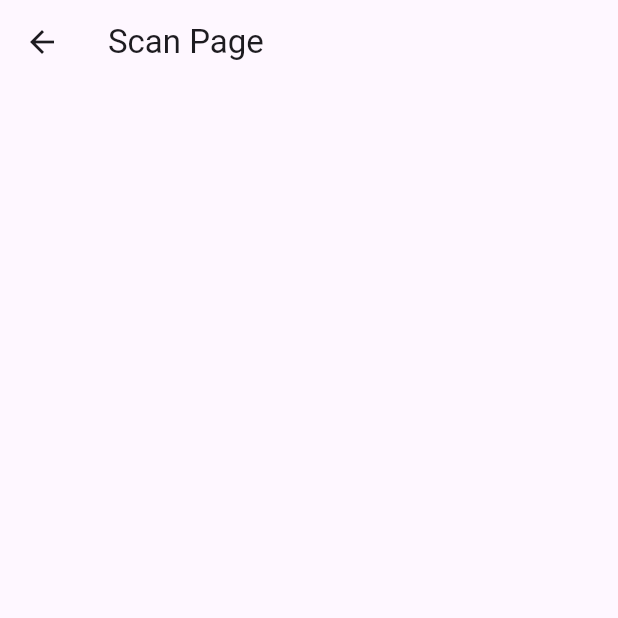
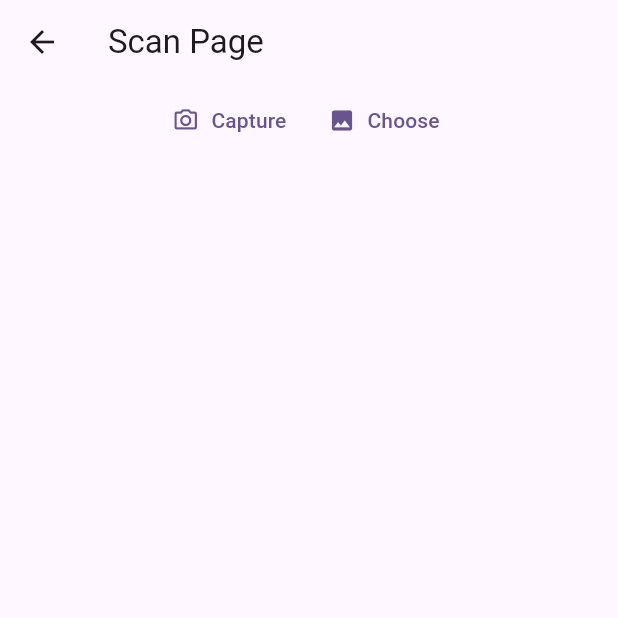
Before and after one commit to punkushal/virtual-card-project, a Flutter app: the ScanPage screen opened by its route, on a phone screen of 412 x 824 dp, the top half of it. Run offline on Flutter 3.47's test engine with Material 3 defaults, Android fonts, the light colour scheme and no system bars; our stand-ins replace go_router, image_picker.

Commit message:
Camera Buttons Added

```diff
--- a/lib/pages/scan_page.dart
+++ b/lib/pages/scan_page.dart
@@ -1,4 +1,5 @@
 import 'package:flutter/material.dart';
+import 'package:image_picker/image_picker.dart';
 
 class ScanPage extends StatefulWidget {
   static const String routeName = 'scan';
@@ -15,6 +16,37 @@ class _ScanPageState extends State<ScanPage> {
       appBar: AppBar(
         title: const Text('Scan Page'),
       ),
+      body: ListView(
+        children: [
+          Row(
+            mainAxisAlignment: MainAxisAlignment.center,
+            children: [
+              TextButton.icon(
+                onPressed: () {
+                  getImage(ImageSource.camera);
+                },
+                icon: const Icon(Icons.camera_alt_outlined),
+                label: const Text('Capture'),
+              ),
+              TextButton.icon(
+                onPressed: () {
+                  getImage(ImageSource.gallery);
+                },
+                icon: const Icon(Icons.photo),
+                label: const Text('Choose'),
+              ),
+            ],
+          ),
+        ],
+      ),
     );
   }
+
+  void getImage(ImageSource camera) async {
+    final picker = ImagePicker();
+    final xFile = await picker.pickImage(source: camera);
+    if (xFile != null) {
+      print(xFile.path);
+    }
+  }
 }
```
